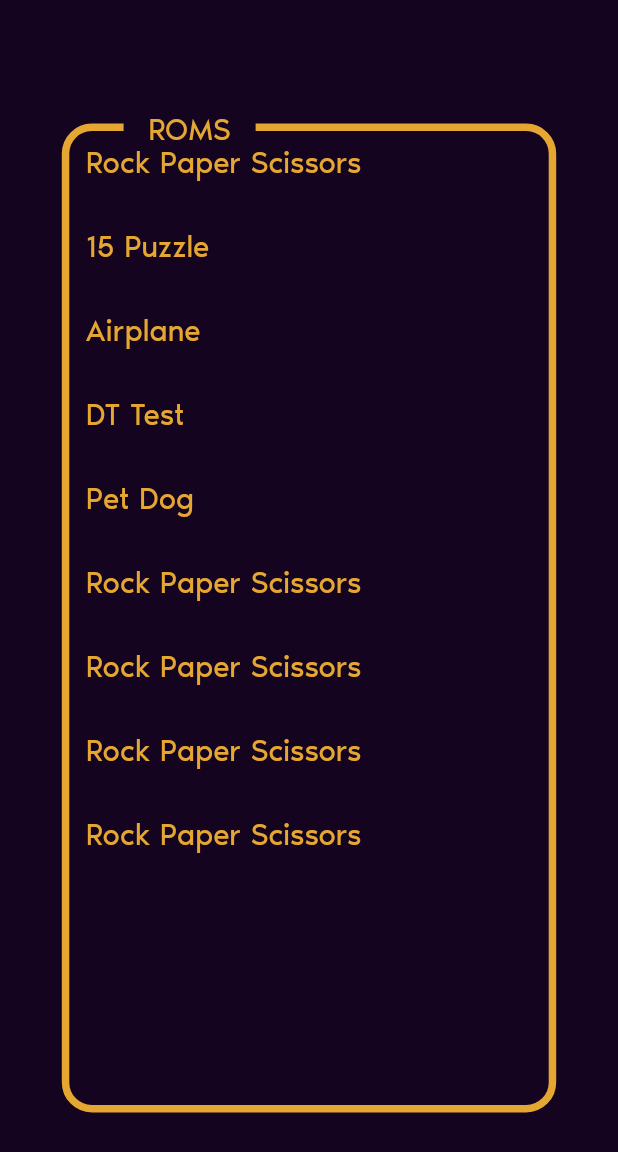
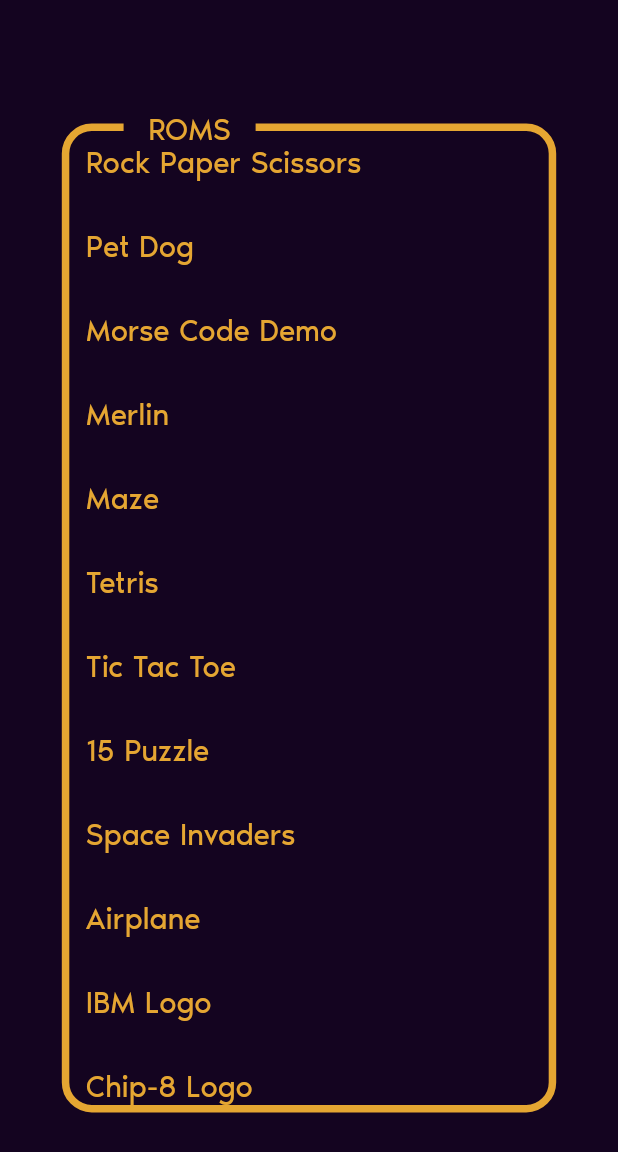
Before and after one commit to Literal-Eval/Chip_8-Flutter, a Flutter app: the SelectROMScreen screen opened directly, on a phone screen of 412 x 824 dp. Shown: the top 1152 px of the screen. Run offline on Flutter 3.47's test engine with Material 2 defaults, Android fonts, the light colour scheme and no system bars; our stand-ins replace flutter_riverpod, just_audio; missing offline and left inert: audio_session, just_audio_web.

Commit message:
fix bugs

```diff
--- a/lib/chip_8/models/registers.dart
+++ b/lib/chip_8/models/registers.dart
@@ -34,7 +34,7 @@
 
   static init() {
     ST = DT = I = PC = SP = 0;
-    registers.clear();
+    registers.fillRange(0, 0xF, 0);
     registers = Uint8List(0x10);
     Registers.PC = Memory.memStart;
   }
--- a/lib/data/rom_data.dart
+++ b/lib/data/rom_data.dart
@@ -2,12 +2,21 @@
 
 final List <ROM> roms = [
   ROM(name: 'Rock Paper Scissors', fileName: 'RPS'),
+  ROM(name: 'Pet Dog', fileName: 'petdog.ch8'),
+  ROM(name: 'Morse Code Demo', fileName: 'MORSE_DEMO'),
+  ROM(name: 'Merlin', fileName: 'MERLIN'),
+  ROM(name: 'Maze', fileName: 'MAZE'),
+  ROM(name: 'Tetris', fileName: 'TETRIS'),
+  ROM(name: 'Tic Tac Toe', fileName: 'TICTAC'),
   ROM(name: '15 Puzzle', fileName: '15PUZZLE'),
+  ROM(name: 'Space Invaders', fileName: 'INVADERS'),
   ROM(name: 'Airplane', fileName: 'AIRPLANE'),
+  ROM(name: 'IBM Logo', fileName: 'IBM'),
+  ROM(name: 'Chip-8 Logo', fileName: 'LOGO'),
+  ROM(name: 'Fishie', fileName: 'Fishie'),
+  ROM(name: 'Keys', fileName: 'KEYS'),
+  ROM(name: 'Connect 4', fileName: 'CONNECT4'),
   ROM(name: 'DT Test', fileName: 'DT_Test'),
-  ROM(name: 'Pet Dog', fileName: 'petdog.ch8'),
-  ROM(name: 'Rock Paper Scissors', fileName: 'RPS'),
-  ROM(name: 'Rock Paper Scissors', fileName: 'RPS'),
-  ROM(name: 'Rock Paper Scissors', fileName: 'RPS'),
-  ROM(name: 'Rock Paper Scissors', fileName: 'RPS'),
+  ROM(name: 'SQRT Test', fileName: 'SQRT_Test'),
+  ROM(name: 'OPCode Test', fileName: 'TEST_OPCODES'),
 ];
--- a/lib/screens/select_rom.dart
+++ b/lib/screens/select_rom.dart
@@ -2,6 +2,7 @@
 import 'package:chip_8_flutter/data/rom_data.dart';
 import 'package:chip_8_flutter/screens/console.dart';
 import 'package:chip_8_flutter/utils/size_config.dart';
+import 'package:flutter/gestures.dart';
 import 'package:flutter/material.dart';
 
 class SelectROMScreen extends StatelessWidget {
@@ -41,6 +42,7 @@
                 ),
               ),
               ListView(
+                physics: const BouncingScrollPhysics(),
                 children: roms.map(
                   (rom) {
                     return ListTile(
```
